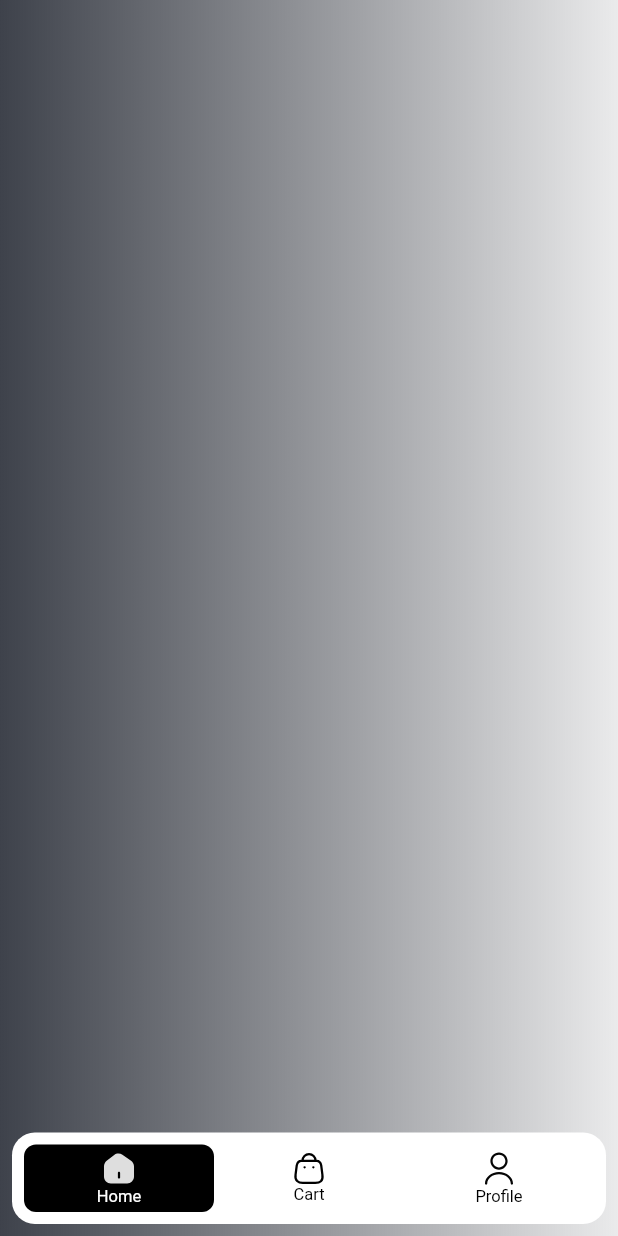
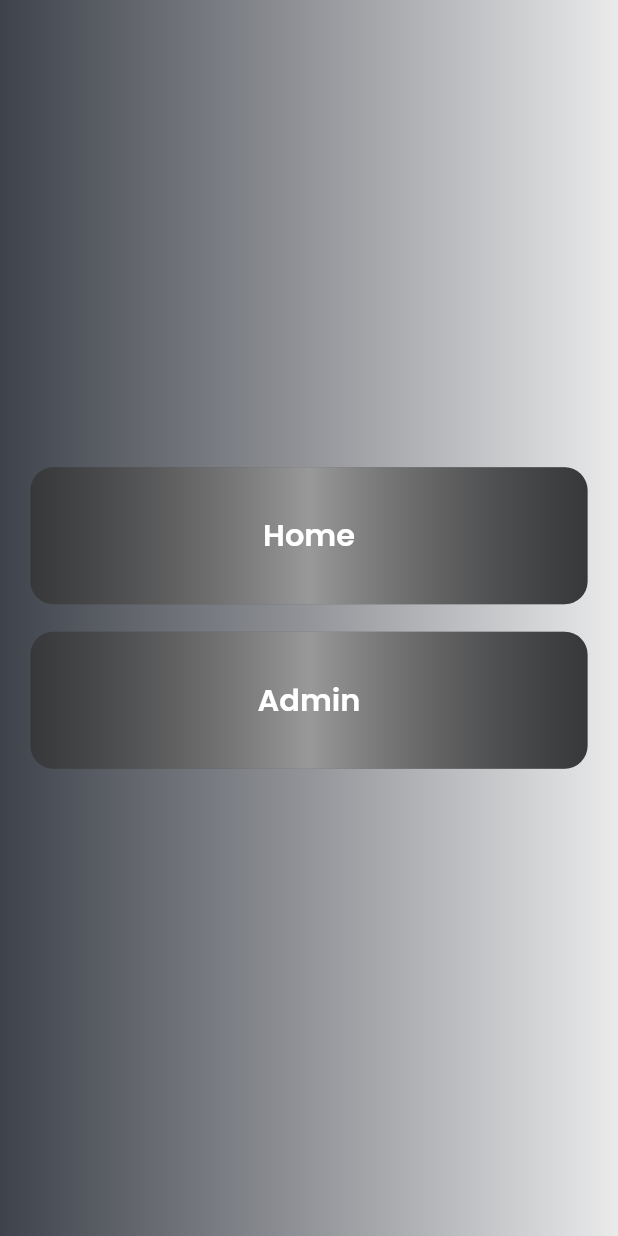
Before and after one commit to Ibrokihimbek/Auto-spare-part-customer-app, a Flutter app: the screen it shows once a user with an empty profile is signed in, on a phone screen of 412 x 824 dp. Run offline on Flutter 3.47's test engine with Material 2 defaults, Android fonts, the phone set to English and light mode, and no system bars; drawn by our look-alikes of floating_bottom_navigation_bar; our stand-ins replace cloud_firestore, email_validator, firebase_auth, firebase_core, flutter_screenutil, flutter_svg and 3 more; missing offline and left inert: animated_snack_bar; accounts and stored records are empty; network calls fail.

Commit message:
add admin page

```diff
--- /dev/null
+++ b/lib/screens/admin_or_home/admin_or_home.dart
@@ -0,0 +1,50 @@
+import 'package:auto_spare_part/screens/app_router.dart';
+import 'package:auto_spare_part/utils/app_colors.dart';
+import 'package:flutter/material.dart';
+import 'package:flutter_screenutil/flutter_screenutil.dart';
+
+import 'widgets/button_widget.dart';
+
+class AdminOrHomePage extends StatelessWidget {
+  const AdminOrHomePage({super.key});
+
+  @override
+  Widget build(BuildContext context) {
+    return Container(
+      decoration: BoxDecoration(
+        gradient: LinearGradient(
+          colors: [
+            AppColors.C_3E424B,
+            AppColors.C_363941.withOpacity(0.100),
+          ],
+        ),
+      ),
+      child: Scaffold(
+        backgroundColor: Colors.transparent,
+        body: SafeArea(
+          child: Center(
+            child: Padding(
+              padding: const EdgeInsets.symmetric(horizontal: 20).r,
+              child: Column(
+                mainAxisAlignment: MainAxisAlignment.center,
+                children: [
+                  buttonWidget(
+                      onTap: () {
+                        Navigator.pushNamed(context, RouteName.bottomNav);
+                      },
+                      buttonName: 'Home'),
+                  SizedBox(height: 18.h),
+                  buttonWidget(
+                      onTap: () {
+                        Navigator.pushNamed(context, RouteName.admin);
+                      },
+                      buttonName: 'Admin'),
+                ],
+              ),
+            ),
+          ),
+        ),
+      ),
+    );
+  }
+}
--- /dev/null
+++ b/lib/screens/admin_or_home/widgets/button_widget.dart
@@ -0,0 +1,39 @@
+import 'package:auto_spare_part/utils/app_colors.dart';
+import 'package:auto_spare_part/widgets/font_style_widget.dart';
+import 'package:flutter/material.dart';
+import 'package:flutter_screenutil/flutter_screenutil.dart';
+
+Widget buttonWidget(
+      {required VoidCallback onTap, required String buttonName}) {
+    return InkWell(
+      borderRadius: BorderRadius.circular(15.r),
+      onTap: onTap,
+      child: Container(
+        width: double.infinity,
+        height: 90.h,
+        decoration: BoxDecoration(
+          boxShadow: const [
+            BoxShadow(
+              color: Color(0xFF373737),
+            ),
+          ],
+          gradient: LinearGradient(
+            colors: [
+              AppColors.C_393B40.withOpacity(0.30),
+              AppColors.C_FAFAFA.withOpacity(0.50),
+              AppColors.C_393B40.withOpacity(0.30),
+            ],
+          ),
+          borderRadius: BorderRadius.circular(15.r),
+        ),
+        child: Center(
+          child: Text(
+            buttonName,
+            style: fontPoppinsW600(appcolor: AppColors.white).copyWith(
+              fontSize: 20.sp,
+            ),
+          ),
+        ),
+      ),
+    );
+  }
--- a/lib/screens/app_router.dart
+++ b/lib/screens/app_router.dart
@@ -1,4 +1,6 @@
 import 'package:auto_spare_part/main.dart';
+import 'package:auto_spare_part/screens/admin/admin_page.dart';
+import 'package:auto_spare_part/screens/admin/category/add_category_page.dart';
 import 'package:auto_spare_part/screens/bottom_nav/bottom_navigation_page.dart';
 import 'package:auto_spare_part/screens/splash/splash_page.dart';
 import 'package:flutter/material.dart';
@@ -9,8 +11,8 @@ abstract class RouteName {
   static const splash = 'splash';
   static const bottomNav = 'bottomNav';
   static const main = 'main';
-  static const register = 'register';
-  static const forgot = 'forgot';
+  static const addCategory = 'addCategory';
+  static const admin = 'admin';
   static const home = 'home';
   static const productInfo = 'productInfo';
   static const search = 'search';
@@ -28,10 +30,10 @@ class AppRoutes {
         return MaterialPageRoute(builder: (_) => BottomNavPage());
       case RouteName.main:
         return MaterialPageRoute(builder: (_) => MainPage());
-      // case RoutName.forgot:
-      //   return MaterialPageRoute(builder: (_) => ForgotPage());
-      // case RoutName.main:
-      //   return MaterialPageRoute(builder: (_) => MainPage());
+      case RouteName.admin:
+        return MaterialPageRoute(builder: (_) => AdminPage());
+      case RouteName.addCategory:
+        return MaterialPageRoute(builder: (_) => AddCategoryPage());
       // case RoutName.checkout:
       //   return MaterialPageRoute(builder: (_) => CheckoutPaage());
       case RouteName.home:
--- a/lib/screens/auth/sign_in_page.dart
+++ b/lib/screens/auth/sign_in_page.dart
@@ -66,9 +66,7 @@ class _SignInPageState extends State<SignInPage> {
                         label: 'Password',
                         onTap: () {
                           setState(() {
-                            setState(() {
-                              isPas = !isPas;
-                            });
+                            isPas = !isPas;
                           });
                         },
                         isPas: isPas),
--- a/lib/widgets/input_decoration_widget.dart
+++ b/lib/widgets/input_decoration_widget.dart
@@ -6,8 +6,9 @@ import 'package:flutter_screenutil/flutter_screenutil.dart';
 InputDecoration getInputDecoration({required String label}) {
   return InputDecoration(
     labelText: label,
-    labelStyle:
-        fontPoppinsW400(appcolor: AppColors.white).copyWith(fontSize: 16.sp),
+    labelStyle: fontPoppinsW400(
+      appcolor: AppColors.white.withOpacity(0.5),
+    ).copyWith(fontSize: 16.sp),
     border: const OutlineInputBorder(
       borderRadius: BorderRadius.all(Radius.circular(4)),
       borderSide: BorderSide(
```
Also changed, not shown: lib/data/app_repositroy/categories_repository.dart (added, +51 -0 lines), lib/data/app_repositroy/products_repository.dart (added, +51 -0 lines), lib/main.dart (+19 -1 lines), lib/screens/admin/admin_page.dart (added, +48 -0 lines), lib/screens/admin/category/add_category_page.dart (added, +103 -0 lines), lib/screens/admin/widgets/button_widget.dart (added, +39 -0 lines), lib/screens/bottom_nav/home/home_page.dart (+27 -5 lines), lib/view_model/category_view_model.dart (added, +36 -0 lines), lib/view_model/product_view_model.dart (added, +35 -0 lines), lib/widgets/button_large.dart (added, +36 -0 lines).
